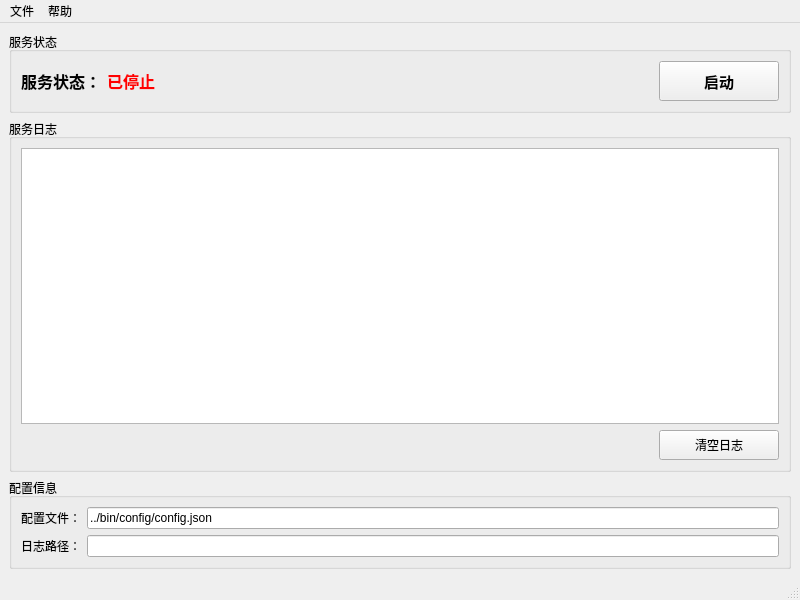
Old version of the form gui/src/MainWindow.ui in the repository serenNan/LiveStream.
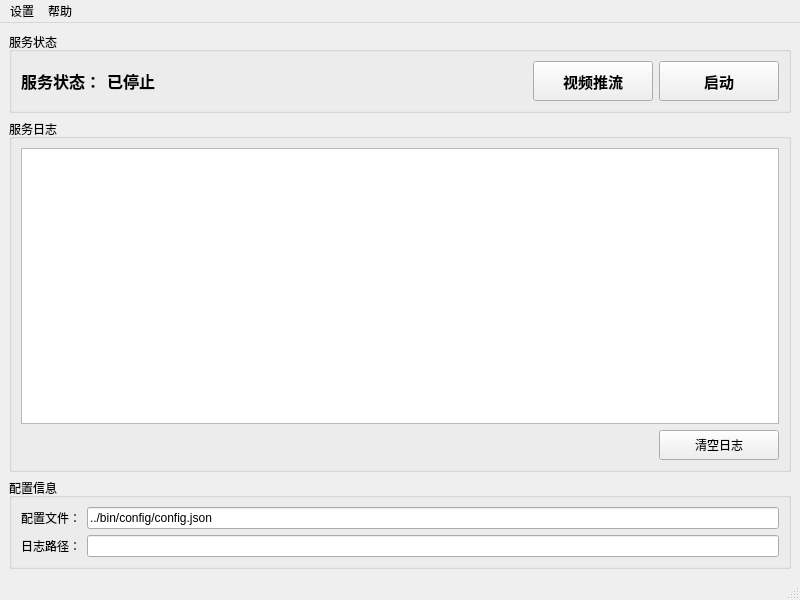
New version of the form.

Commit message:
✨ feat(gui): 添加推流功能
- 在主窗口中添加推流按钮和相应的菜单项
- 实现推流对话框的打开功能
- 更新UI资源文件，修改样式文件名为pushstream_style.qss

```diff
--- a/gui/src/MainWindow.ui
+++ b/gui/src/MainWindow.ui
@@ -43,7 +43,6 @@
           </font>
          </property>
          <property name="styleSheet">
-          <string notr="true">color: red;</string>
          </property>
          <property name="text">
           <string>已停止</string>
@@ -64,7 +63,26 @@
         </spacer>
        </item>
        <item row="0" column="3">
-   <widget class="QPushButton" name="startButton">
+        <widget class="QPushButton" name="pushStreamButton">
+         <property name="minimumSize">
+          <size>
+           <width>120</width>
+           <height>40</height>
+          </size>
+         </property>
+         <property name="font">
+          <font>
+           <pointsize>11</pointsize>
+           <bold>true</bold>
+          </font>
+         </property>
+         <property name="text">
+          <string>视频推流</string>
+         </property>
+        </widget>
+       </item>
+       <item row="0" column="4">
+        <widget class="QPushButton" name="startButton">
          <property name="minimumSize">
           <size>
            <width>120</width>
@@ -193,7 +211,7 @@
    </property>
    <widget class="QMenu" name="menuFile">
     <property name="title">
-     <string>文件</string>
+     <string>设置</string>
     </property>
     <addaction name="actionExit"/>
    </widget>
```
Left out of the diff: 7 changed lines with no effect on the pictures. The commit also changes 9 other files.
